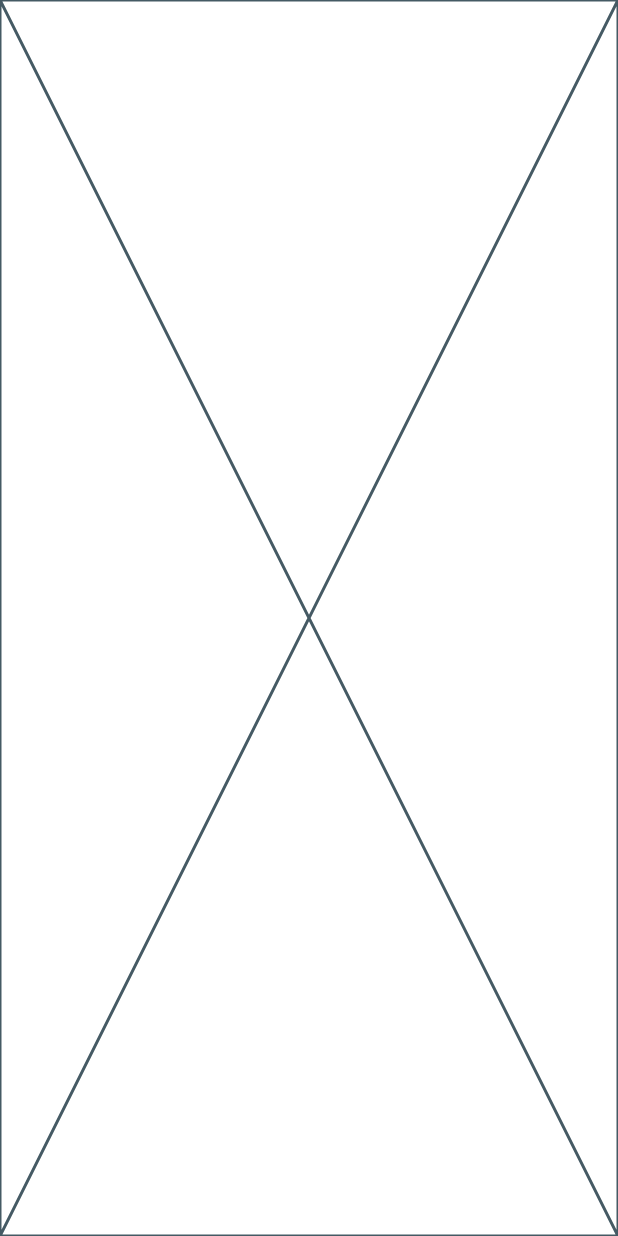
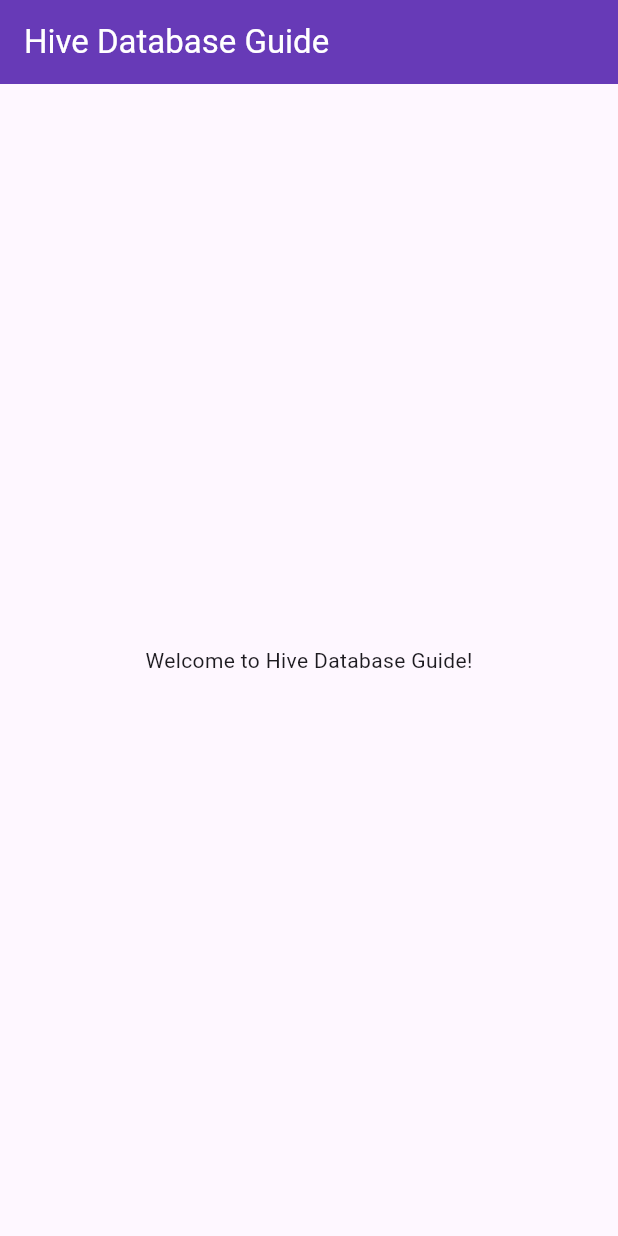
Before and after one commit to DevUsama007/hive_database_complete_guide, a Flutter app: the screen it shows after launch, on a phone screen of 412 x 824 dp. Run offline on Flutter 3.47's test engine with Material 3 defaults, Android fonts, the phone set to English and light mode, and no system bars.

Commit message:
updated at 11:10 AM 17 june 2026

```diff
--- a/lib/hive_guide/homepage.dart
+++ b/lib/hive_guide/homepage.dart
@@ -10,6 +10,15 @@ class Homepage extends StatefulWidget {
 class _HomepageState extends State<Homepage> {
   @override
   Widget build(BuildContext context) {
-    return const Placeholder();
+    return Scaffold(
+      appBar: AppBar(
+        backgroundColor: Colors.deepPurple,
+        title: const Text(
+          'Hive Database Guide',
+          style: TextStyle(color: Colors.white),
+        ),
+      ),
+      body: const Center(child: Text('Welcome to Hive Database Guide!')),
+    );
   }
 }
--- a/lib/main.dart
+++ b/lib/main.dart
@@ -13,25 +13,8 @@ class MyApp extends StatelessWidget {
   Widget build(BuildContext context) {
     return MaterialApp(
       title: 'Flutter Demo',
-      theme: ThemeData(
-        // This is the theme of your application.
-        //
-        // TRY THIS: Try running your application with "flutter run". You'll see
-        // the application has a purple toolbar. Then, without quitting the app,
-        // try changing the seedColor in the colorScheme below to Colors.green
-        // and then invoke "hot reload" (save your changes or press the "hot
-        // reload" button in a Flutter-supported IDE, or press "r" if you used
-        // the command line to start the app).
-        //
-        // Notice that the counter didn't reset back to zero; the application
-        // state is not lost during the reload. To reset the state, use hot
-        // restart instead.
-        //
-        // This works for code too, not just values: Most code changes can be
-        // tested with just a hot reload.
-        colorScheme: .fromSeed(seedColor: Colors.deepPurple),
-      ),
-      home:  Homepage(),
+      debugShowCheckedModeBanner: false,
+      home: Homepage(),
     );
   }
 }
```
